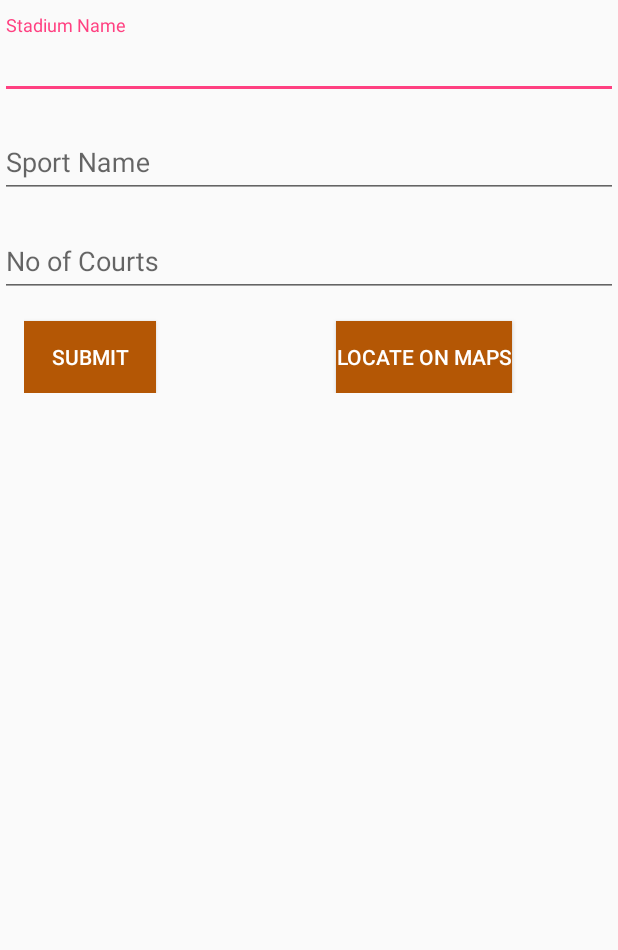
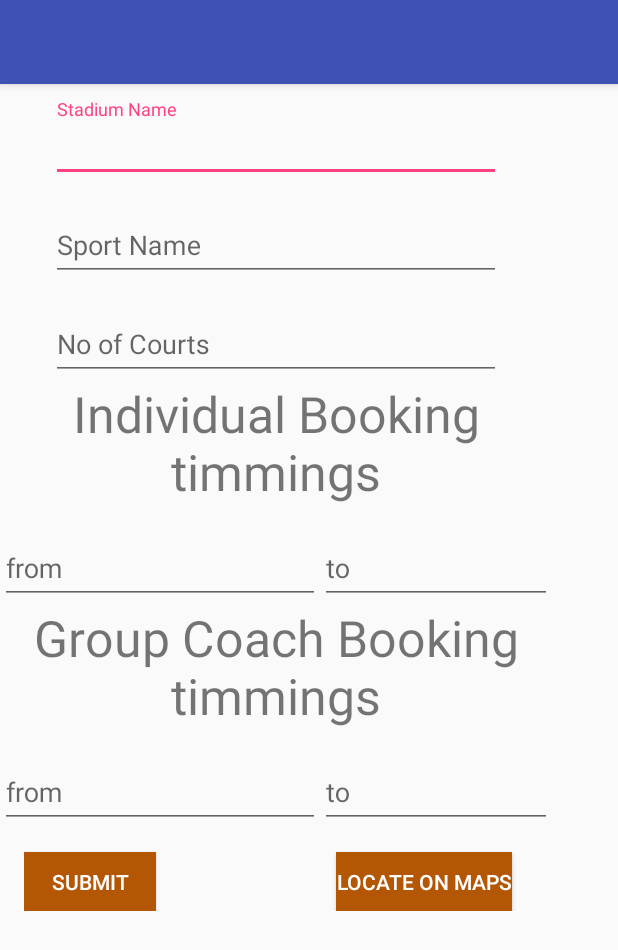
Before and after one commit to arjuntirumalasetty/BMC, an Android app: the ProfileActivity screen opened directly, with no data from a screen before it, after a tap on an icon or button, on a phone screen of 412 x 824 dp. Shown: the top 950 px of the screen. Run offline under Robolectric (Android 15) with nearby library versions, the phone set to English and light mode, and no system bars; our stand-ins replace ButterKnife; libraries missing offline, so code that uses them is left out: com.rey.material, org.springframework.http, org.springframework.web; 6 statements that could not run were skipped.

Commit message:
Add stadium details UI

```diff
--- /dev/null
+++ b/app/src/main/java/com/example/bmc/AddStadiumActivity.java
@@ -0,0 +1,153 @@
+package com.example.bmc;
+
+import android.app.DatePickerDialog;
+import android.app.TimePickerDialog;
+import android.content.Intent;
+import android.os.Bundle;
+import android.support.v4.view.ViewPager;
+import android.support.v7.app.AppCompatActivity;
+import android.support.v7.widget.Toolbar;
+import android.text.format.DateFormat;
+import android.util.Log;
+import android.view.View;
+import android.widget.Button;
+import android.widget.EditText;
+import android.widget.TimePicker;
+
+import java.util.Calendar;
+
+import adapters.PagerAdapter;
+import butterknife.Bind;
+import butterknife.ButterKnife;
+
+public class AddStadiumActivity extends AppCompatActivity implements TimePickerDialog.OnTimeSetListener, View.OnClickListener,View.OnFocusChangeListener {
+    ViewPager viewPager;
+    int hour,min,hourFinal,minFinal;
+    @Bind(R.id.grouptimmingsfrom)
+    EditText groupTimmingsFrom;
+    @Bind(R.id.grouptimmingsto)
+    EditText groupTimmingsTo;
+    @Bind(R.id.individualtimmingsfrom)
+    EditText individualTimmingsFrom;
+    @Bind(R.id.individualtimmingsto)
+    EditText individualTimmingsTo;
+    @Bind(R.id.stadiumName)
+            EditText stadiumName;
+    @Bind(R.id.sportName)
+            EditText sportName;
+    @Bind(R.id.noOfCourts)
+            EditText noOfCourts;
+    EditText activateTextView;
+    Button submitStadium;
+    @Bind(R.id.btn_tap_to_pin)
+    Button pinMyLocation_Btn;
+    @Bind(R.id.add_btn_submit)
+    Button baddStadium;
+    @Override
+    protected void onCreate(Bundle savedInstanceState) {
+        super.onCreate(savedInstanceState);
+        setContentView(R.layout.activity_add_stadium);
+        ButterKnife.bind(this);
+        Toolbar toolbar = (Toolbar) findViewById(R.id.toolbar);
+        groupTimmingsFrom.setOnClickListener(this);
+        groupTimmingsTo.setOnClickListener(this);
+        individualTimmingsFrom.setOnClickListener(this);
+        individualTimmingsTo.setOnClickListener(this);
+        groupTimmingsFrom.setOnFocusChangeListener(this);
+        groupTimmingsTo.setOnFocusChangeListener(this);
+        individualTimmingsFrom.setOnFocusChangeListener(this);
+        individualTimmingsTo.setOnFocusChangeListener(this);
+        stadiumName.setOnFocusChangeListener(this);
+        sportName.setOnFocusChangeListener(this);
+        noOfCourts.setOnFocusChangeListener(this);
+        pinMyLocation_Btn.setOnClickListener(this);
+        baddStadium.setOnClickListener(this);
+
+    }
+
+    @Override
+    public void onTimeSet(TimePicker view, int hourOfDay, int minute) {
+      hourFinal = hourOfDay;
+        minFinal = minute;
+        activateTextView.setText(hourOfDay+":"+min);
+
+    }
+
+    @Override
+    public void onClick(View v) {
+        if(v.getId() == R.id.btn_tap_to_pin){
+            openMaps();
+        }else if(v.getId() == R.id.add_btn_submit){
+            //Validate and submit
+        }else{
+            activateTextView = (EditText) findViewById(v.getId());
+            Calendar c = Calendar.getInstance();
+            hour = c.get(Calendar.HOUR);
+            min = c.get(Calendar.MINUTE);
+            TimePickerDialog timePickerDialog =  new TimePickerDialog(this,this,hour,min, DateFormat.is24HourFormat(this));
+            timePickerDialog.show();
+        }
+    }
+
+    private void openMaps() {
+        Intent mapView = new Intent(this, MapsActivity.class);
+        mapView.putExtra("ENABLE_PIN","enable");
+        startActivity(mapView);
+    }
+
+    @Override
+    public void onFocusChange(View v, boolean hasFocus) {
+            switch (v.getId()){
+                case R.id.stadium_name:
+                    if(hasFocus){
+                        if(null != stadiumName.getText() && !"".equals(stadiumName.getText())){
+                            stadiumName.setError("stadium name should not blank");
+                        }
+                    }
+                    break;
+                case R.id.sportName:
+                    if(hasFocus){
+                        if(null != sportName.getText() && !"".equals(sportName.getText())){
+                            sportName.setError("sport name should not blank");
+                        }
+                    }
+                    break;
+                case R.id.noOfCourts:
+                    if(hasFocus){
+                        if(null != noOfCourts.getText() && !"".equals(noOfCourts.getText())){
+                            noOfCourts.setError("No of sports should not blank");
+                        }
+                    }
+                    break;
+                case R.id.grouptimmingsfrom:
+                    if(hasFocus){
+                        if(null != groupTimmingsFrom.getText() && !"".equals(groupTimmingsFrom.getText())){
+                            groupTimmingsFrom.setError("time should not blank");
+                        }
+                    }
+                    break;
+                case R.id.grouptimmingsto:
+                    if(hasFocus){
+                        if(null != groupTimmingsTo.getText() && !"".equals(groupTimmingsTo.getText())){
+                            groupTimmingsTo.setError("time should not blank");
+                        }
+                    }
+                    break;
+                case R.id.individualtimmingsfrom:
+                    if(hasFocus){
+                        if(null != individualTimmingsFrom.getText() && !"".equals(individualTimmingsFrom.getText())){
+                            individualTimmingsFrom.setError("time should not blank");
+                        }
+                    }
+                    break;
+                case R.id.individualtimmingsto:
+                    if(hasFocus){
+                        if(null != individualTimmingsTo.getText() && !"".equals(individualTimmingsTo.getText())){
+                            individualTimmingsTo.setError("time should not blank");
+                        }
+                    }
+                    break;
+
+            }
+    }
+}
--- a/app/src/main/java/com/example/bmc/ProfileActivity.java
+++ b/app/src/main/java/com/example/bmc/ProfileActivity.java
@@ -142,7 +142,7 @@ public class ProfileActivity extends AppCompatActivity implements View.OnClickLi
     }
 
     private void intiateAddPopupWindow() {
-        Intent stadiumDetailsIntent = new Intent(this,StadiumDetailActivity.class);
+        Intent stadiumDetailsIntent = new Intent(this,AddStadiumActivity.class);
         startActivity(stadiumDetailsIntent);
         overridePendingTransition(R.animator.activity_open_scale,R.animator.activity_close_translate);
     }
--- a/app/src/main/java/com/example/bmc/StadiumDetailActivity.java
+++ /dev/null
@@ -1,27 +0,0 @@
-package com.example.bmc;
-
-import android.os.Bundle;
-import android.support.design.widget.FloatingActionButton;
-import android.support.design.widget.Snackbar;
-import android.support.v4.app.FragmentActivity;
-import android.support.v4.view.PagerAdapter;
-import android.support.v4.view.ViewPager;
-import android.support.v7.app.AppCompatActivity;
-import android.support.v7.widget.Toolbar;
-import android.view.View;
-
-public class StadiumDetailActivity extends FragmentActivity {
-    ViewPager viewPager;
-
-    @Override
-    protected void onCreate(Bundle savedInstanceState) {
-        super.onCreate(savedInstanceState);
-        setContentView(R.layout.activity_stadium_detail_actvity);
-        Toolbar toolbar = (Toolbar) findViewById(R.id.toolbar);
-     //   setSupportActionBar(toolbar);
-        viewPager = (ViewPager) findViewById(R.id.stadium_details_pager);
-        PagerAdapter pAdapter = new adapters.PagerAdapter(getSupportFragmentManager());
-        viewPager.setAdapter(pAdapter);
-    }
-
-}
--- a/app/src/main/java/fragments/AddStadiumFragment.java
+++ b/app/src/main/java/fragments/AddStadiumFragment.java
@@ -38,4 +38,5 @@ public class AddStadiumFragment extends Fragment {
         return view;
     }
 
+
 }
--- a/app/src/main/res/layout/activity_stadium_detail_actvity.xml
+++ b/app/src/main/res/layout/activity_add_stadium.xml
@@ -1,12 +1,14 @@
 <?xml version="1.0" encoding="utf-8"?>
-<android.support.v4.view.ViewPager xmlns:android="http://schemas.android.com/apk/res/android"
+<android.support.design.widget.CoordinatorLayout xmlns:android="http://schemas.android.com/apk/res/android"
     xmlns:app="http://schemas.android.com/apk/res-auto"
     xmlns:tools="http://schemas.android.com/tools"
     android:layout_width="match_parent"
     android:layout_height="match_parent"
-    tools:context="com.example.bmc.StadiumDetailActvity"
-    android:id = "@+id/stadium_details_pager">
-
+    tools:context="com.example.bmc.AddStadiumActivity">
+<LinearLayout
+    android:layout_width="match_parent"
+    android:layout_height="wrap_content"
+    android:orientation="vertical">
     <android.support.design.widget.AppBarLayout
         android:layout_width="match_parent"
         android:layout_height="wrap_content"
@@ -21,4 +23,6 @@
 
     </android.support.design.widget.AppBarLayout>
 
-</android.support.v4.view.ViewPager>
+    <include layout="@layout/content_add_stadium" />
+</LinearLayout>
+</android.support.design.widget.CoordinatorLayout>
--- /dev/null
+++ b/app/src/main/res/layout/content_add_stadium.xml
@@ -0,0 +1,166 @@
+<?xml version="1.0" encoding="utf-8"?>
+<android.support.constraint.ConstraintLayout xmlns:android="http://schemas.android.com/apk/res/android"
+    xmlns:app="http://schemas.android.com/apk/res-auto"
+    xmlns:tools="http://schemas.android.com/tools"
+    android:layout_width="match_parent"
+    android:layout_height="match_parent"
+    tools:context="com.example.bmc.AddStadiumActivity"
+    android:id = "@+id/stadium_details_pager">
+    <LinearLayout xmlns:android="http://schemas.android.com/apk/res/android"
+        android:orientation="vertical" android:layout_width="368dp"
+        android:layout_height="551dp"
+        tools:layout_editor_absoluteY="8dp"
+        tools:layout_editor_absoluteX="8dp">
+
+        <android.support.design.widget.TextInputLayout
+            android:id="@+id/stadium_name"
+            android:layout_width="300dp"
+            android:layout_height="wrap_content"
+            android:layout_gravity="center"
+            android:layout_marginTop="10dp">
+
+            <EditText
+                android:id="@+id/stadiumName"
+                android:layout_width="match_parent"
+                android:layout_height="wrap_content"
+                android:ems="10"
+                android:hint="Stadium Name"
+                android:inputType="text"
+                android:paddingBottom="10dp"/>
+        </android.support.design.widget.TextInputLayout>
+
+        <android.support.design.widget.TextInputLayout
+            android:id="@+id/sport_name"
+            android:layout_width="300dp"
+            android:layout_height="wrap_content"
+            android:layout_gravity="center"
+            android:layout_marginTop="10dp">
+
+            <EditText
+                android:id="@+id/sportName"
+                android:layout_width="match_parent"
+                android:layout_height="wrap_content"
+                android:ems="10"
+                android:hint="Sport Name"
+                android:inputType="text" />
+        </android.support.design.widget.TextInputLayout>
+        <android.support.design.widget.TextInputLayout
+            android:id="@+id/court_count"
+            android:layout_width="300dp"
+            android:layout_height="wrap_content"
+            android:layout_gravity="center"
+            android:layout_marginTop="10dp">
+
+            <EditText
+                android:id="@+id/noOfCourts"
+                android:layout_width="match_parent"
+                android:layout_height="wrap_content"
+                android:ems="10"
+                android:hint="No of Courts"
+                android:inputType="text" />
+        </android.support.design.widget.TextInputLayout>
+        <TextView
+            android:layout_width="match_parent"
+            android:layout_height="wrap_content"
+            android:gravity="center"
+            android:textSize="50px"
+            android:text="Individual Booking timmings"
+            />
+        <LinearLayout
+            android:layout_width="match_parent"
+            android:layout_height="wrap_content"
+            android:orientation="horizontal">
+        <android.support.design.widget.TextInputLayout
+            android:id="@+id/individual_timmings_from"
+            android:layout_width="wrap_content"
+            android:layout_height="wrap_content"
+            android:layout_marginTop="10dp">
+            <EditText
+                android:id="@+id/individualtimmingsfrom"
+                android:layout_width="wrap_content"
+                android:layout_height="wrap_content"
+                android:ems="10"
+                android:hint="from"
+                android:inputType="time"
+                android:focusableInTouchMode="false"/>
+        </android.support.design.widget.TextInputLayout>
+        <android.support.design.widget.TextInputLayout
+            android:id="@+id/individual_timmings_to"
+            android:layout_width="wrap_content"
+            android:layout_height="wrap_content"
+            android:layout_marginTop="10dp">
+            <EditText
+                android:id="@+id/individualtimmingsto"
+                android:layout_width="wrap_content"
+                android:layout_height="wrap_content"
+                android:ems="10"
+                android:hint="to"
+                android:inputType="time"
+                android:focusableInTouchMode="false"/>
+        </android.support.design.widget.TextInputLayout>
+        </LinearLayout>
+        <TextView
+            android:layout_width="match_parent"
+            android:layout_height="wrap_content"
+            android:gravity="center"
+            android:textSize="50px"
+            android:text="Group Coach Booking timmings"/>
+        <LinearLayout
+            android:layout_width="match_parent"
+            android:layout_height="wrap_content"
+            android:orientation="horizontal">
+            <android.support.design.widget.TextInputLayout
+                android:id="@+id/group_timmings_from"
+                android:layout_width="wrap_content"
+                android:layout_height="wrap_content"
+                android:layout_marginTop="10dp">
+                <EditText
+                    android:id="@+id/grouptimmingsfrom"
+                    android:layout_width="wrap_content"
+                    android:layout_height="wrap_content"
+                    android:ems="10"
+                    android:hint="from"
+                    android:inputType="time"
+                    android:focusableInTouchMode="false"/>
+            </android.support.design.widget.TextInputLayout>
+            <android.support.design.widget.TextInputLayout
+                android:id="@+id/group_timmings_to"
+                android:layout_width="wrap_content"
+                android:layout_height="wrap_content"
+                android:layout_marginTop="10dp">
+                <EditText
+                    android:id="@+id/grouptimmingsto"
+                    android:layout_width="wrap_content"
+                    android:layout_height="wrap_content"
+                    android:ems="10"
+                    android:hint="to"
+                    android:onClick="showTimePickerDaialog"
+                    android:inputType="time"
+                    android:focusableInTouchMode="false"/>
+            </android.support.design.widget.TextInputLayout>
+        </LinearLayout>
+        <LinearLayout
+            android:layout_width="match_parent"
+            android:layout_height="wrap_content"
+            android:paddingLeft="16dp"
+            android:orientation="horizontal">
+            <Button
+                android:layout_width="wrap_content"
+                android:layout_height="wrap_content"
+                android:layout_marginTop="16dp"
+                android:background="#b45705"
+                android:text="Submit"
+                android:textColor="#fff"
+                android:id = "@+id/add_btn_submit"/>
+            <Button
+                android:layout_width="wrap_content"
+                android:layout_height="wrap_content"
+                android:layout_marginTop="16dp"
+                android:background="#b45705"
+                android:layout_marginLeft="120dp"
+                android:text="Locate on Maps"
+                android:textColor="#fff"
+                android:id = "@+id/btn_tap_to_pin"/>
+        </LinearLayout>
+    </LinearLayout>
+</android.support.constraint.ConstraintLayout>
--- a/app/src/main/res/values/strings.xml
+++ b/app/src/main/res/values/strings.xml
@@ -88,5 +88,6 @@
         <item>11</item>
         <item>12</item>
     </string-array>
+    <string name="title_activity_stadium">StadiumActivity</string>
 
 </resources>
```
Also changed, not shown: app/src/main/AndroidManifest.xml (+4 -8 lines), app/src/main/java/fragments/TimePickerFragment.java (added, +55 -0 lines), app/src/main/res/layout/add_stadium_fragment.xml (+51 -4 lines), app/src/main/res/layout/fragment_time_picker.xml (added, +13 -0 lines).
